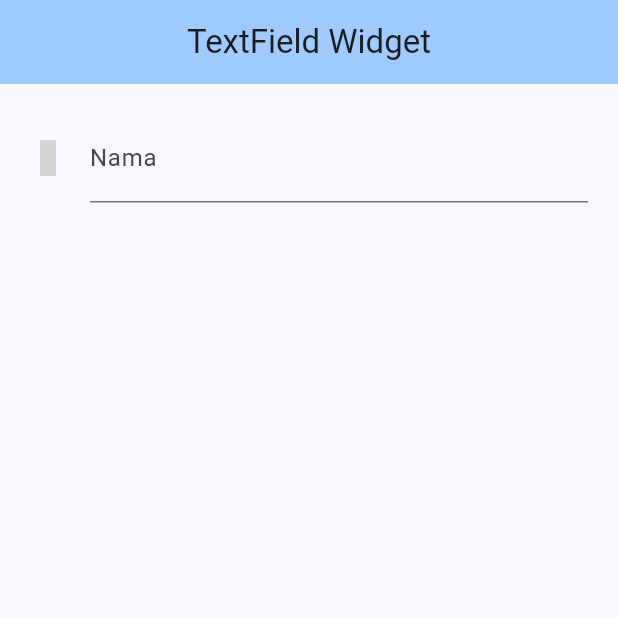
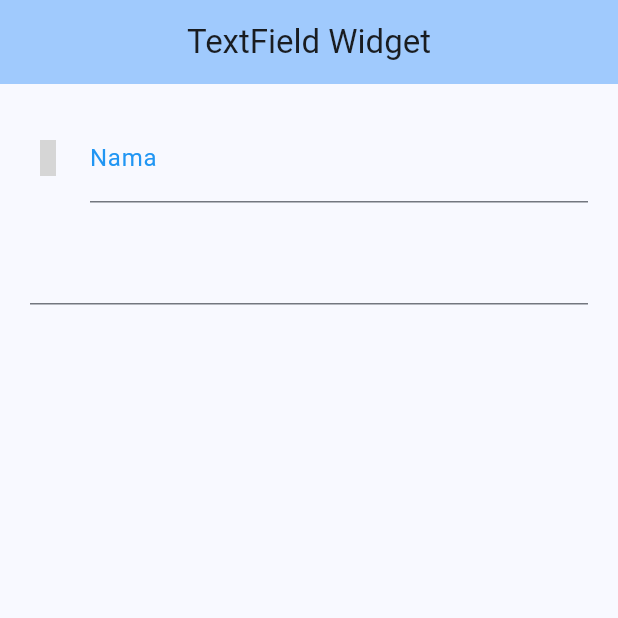
Before and after one commit to aulafirdaus/learn_flutter, a Flutter app: the screen it shows after launch, on a phone screen of 412 x 824 dp, the top half of it. Run offline on Flutter 3.47's test engine with Material 3 defaults, Android fonts, the phone set to English and light mode, and no system bars; our stand-ins replace material_design_icons_flutter; grey boxes are pictures that could not be loaded.

Commit message:
Input: belajar tentang labeltext dan hinText(placeholder) dengan style nya

```diff
--- a/lib/home_view.dart
+++ b/lib/home_view.dart
@@ -30,8 +30,20 @@ class HomePage extends StatelessWidget {
               decoration: InputDecoration(
                 icon: Icon(MdiIcons.account),
                 labelText: 'Nama',
+                labelStyle: const TextStyle( // untuk memberikan style pada labelText nya
+                  color: Colors.blue,
+                ),
+                floatingLabelAlignment: FloatingLabelAlignment.center, //untuk membuat label pindah ke posisi tengah jika "center"
+                floatingLabelBehavior: FloatingLabelBehavior.auto, //floatingLabelBehavior untuk mengatur labelnya mau slalu diatas/auto/never.
+                hintText: 'Masukkan Nama Depan', //hintText untuk memberikan placeholder seperti diweb
+                hintStyle: const TextStyle(
+                  color: Colors.red,
+                  fontWeight: FontWeight.normal,
+                ), //memberikan style pada placeholdernya
               ),
             ),
+            const SizedBox(height: 20),
+            const TextField(),
           ],
         ),
       ),
```
